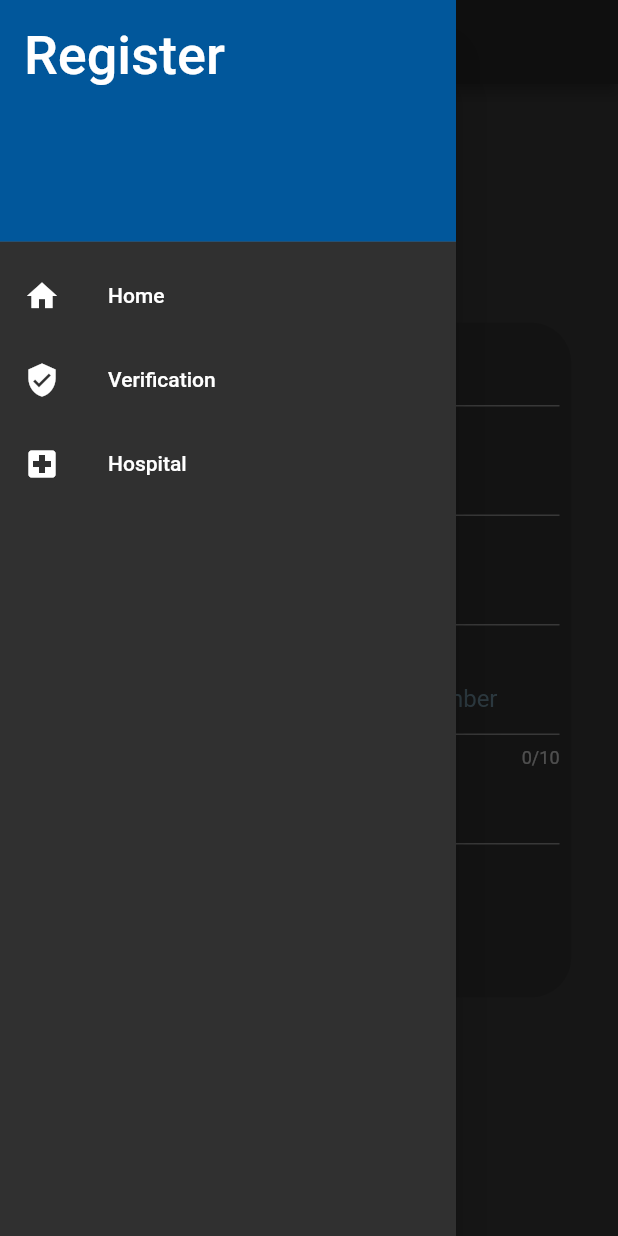
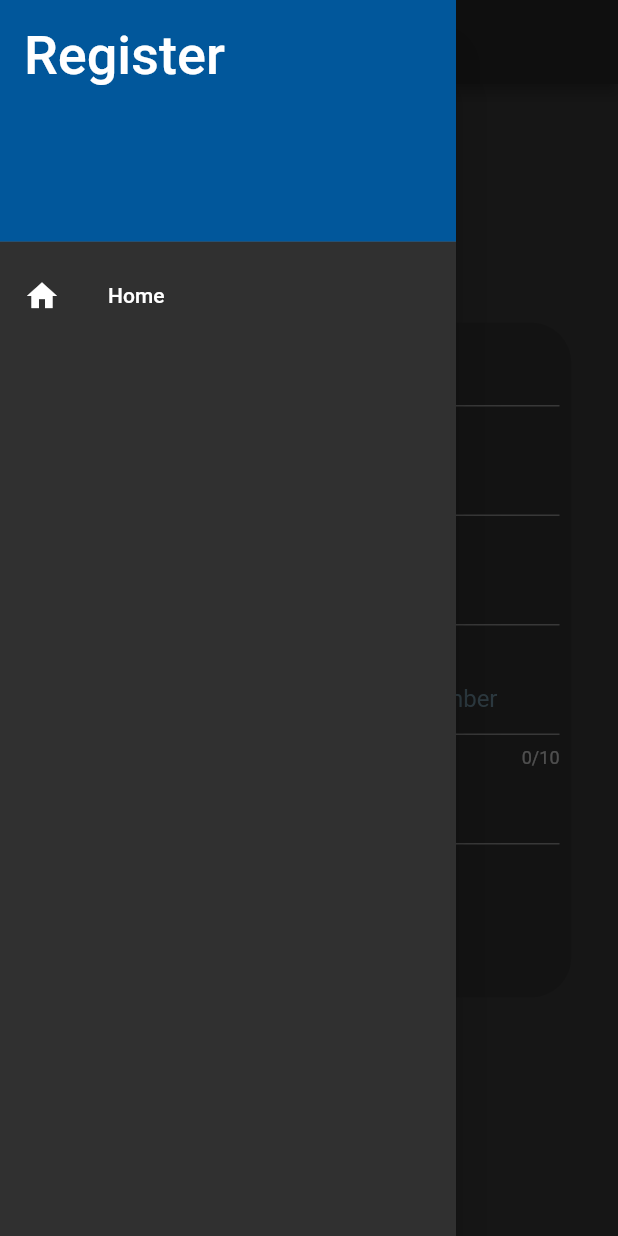
Before and after one commit to abhirup-deb/Hospital_Portal, a Flutter app: the Registration screen opened by its route, with the side drawer open, on a phone screen of 412 x 824 dp. Run offline on Flutter 3.47's test engine with Material 2 defaults, Android fonts, the phone set to English and light mode, and no system bars; our stand-ins replace flushbar, sqflite; missing offline and left inert: flutter_otp, hospital_portal; accounts and stored records are empty.

Commit message:
Registration  modified

```diff
--- a/lib/screens/Registration.dart
+++ b/lib/screens/Registration.dart
@@ -1,10 +1,9 @@
 import 'package:flutter/material.dart';
-import 'package:hospital_portal/screens/Homepage.dart';
-import 'package:hospital_portal/screens/Verification.dart';
-import 'package:hospital_portal/screens/Hospital.dart';
+import 'package:municipality_portal/screens/Homepage.dart';
 import 'package:flushbar/flushbar.dart';
 import 'package:sqflite/sqflite.dart';
 import 'package:path/path.dart' as p;
+import 'package:municipality_portal/screens/otp.dart';
 
 
 class Registration extends StatefulWidget {
@@ -61,20 +60,6 @@ class _RegistrationState extends  State<Registration>{
               title: Text('Home'),
               onTap: () {
                 Navigator.pushNamed(context, Homepage.id);
-              },
-            ),
-            ListTile(
-              leading: Icon(Icons.verified_user),
-              title: Text('Verification'),
-              onTap: () {
-                Navigator.pushNamed(context, Verification.id);
-              },
-            ),
-            ListTile(
-              leading: Icon(Icons.local_hospital),
-              title: Text('Hospital'),
-              onTap: () {
-                Navigator.pushNamed(context, Hospital.id);
               },
             ),
           ],
@@ -176,7 +161,7 @@ class _RegistrationState extends  State<Registration>{
 
                     Future.delayed(const Duration(seconds: 3), () {
                       setState(() {
-                        Navigator.pushNamed(context, Homepage.id);
+                        Navigator.pushNamed(context, otp.id);
                       });
                     });
                   }
```
